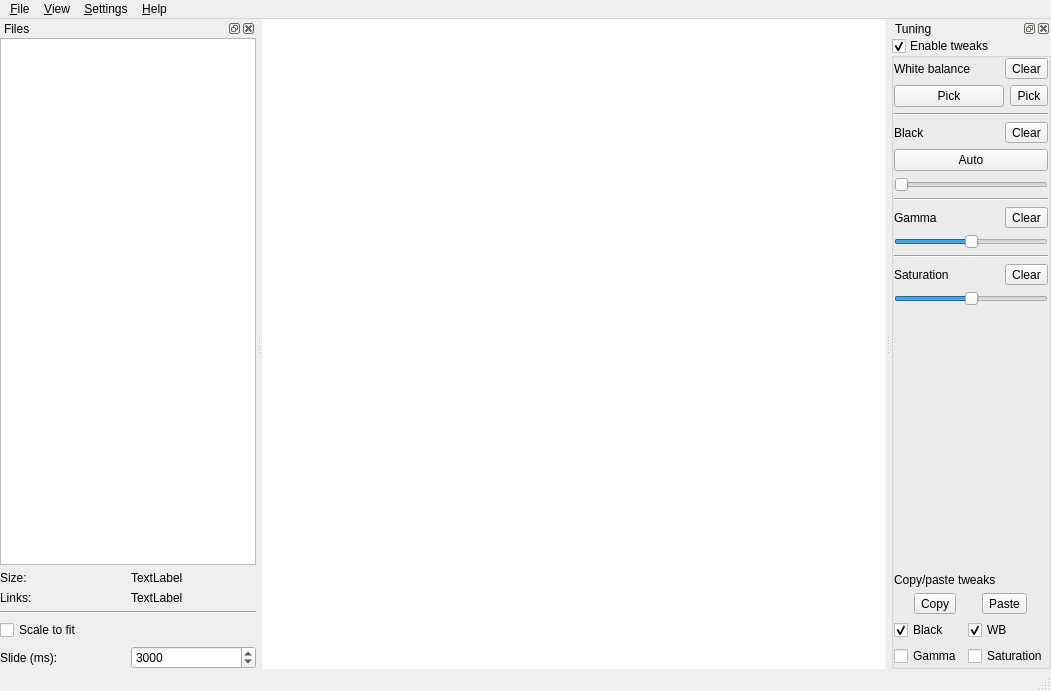
Qt form src/mainwindow.ui (bernds/equiv) before a commit.
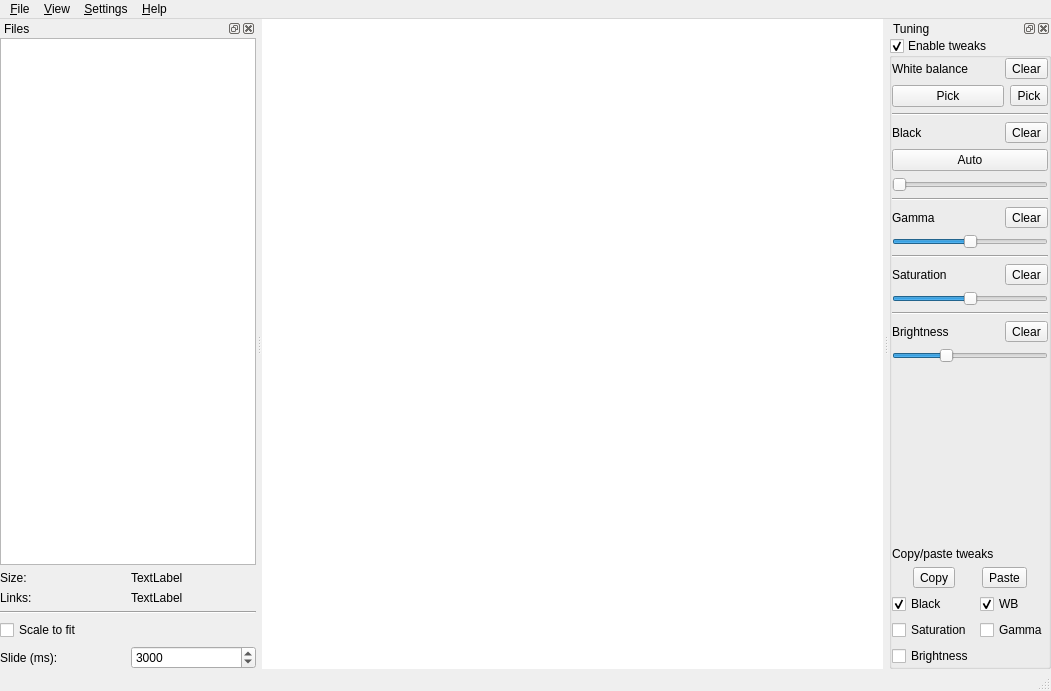
The same form after that commit. Icons and pictures are not drawn. Custom widgets are drawn as their Qt base class.

Commit message: Add brightness slider

```diff
--- a/src/mainwindow.ui
+++ b/src/mainwindow.ui
@@ -376,6 +376,62 @@
           </property>
          </widget>
         </item>
+        <item>
+         <widget class="Line" name="line_5">
+          <property name="orientation">
+           <enum>Qt::Horizontal</enum>
+          </property>
+         </widget>
+        </item>
+        <item>
+         <widget class="QWidget" name="widget_10" native="true">
+          <layout class="QHBoxLayout" name="horizontalLayout_12">
+           <property name="leftMargin">
+            <number>0</number>
+           </property>
+           <property name="topMargin">
+            <number>0</number>
+           </property>
+           <property name="rightMargin">
+            <number>0</number>
+           </property>
+           <property name="bottomMargin">
+            <number>0</number>
+           </property>
+           <item>
+            <widget class="QLabel" name="label_10">
+             <property name="text">
+              <string>Brightness</string>
+             </property>
+            </widget>
+           </item>
+           <item>
+            <widget class="QToolButton" name="brightClearButton">
+             <property name="text">
+              <string>Clear</string>
+             </property>
+             <property name="icon">
+              <iconset resource="equiv.qrc">
+               <normaloff>:/newPrefix/icons/Edit-undo.svg</normaloff>:/newPrefix/icons/Edit-undo.svg</iconset>
+             </property>
+            </widget>
+           </item>
+          </layout>
+         </widget>
+        </item>
+        <item>
+         <widget class="QSlider" name="brightSlider">
+          <property name="minimum">
+           <number>-100</number>
+          </property>
+          <property name="maximum">
+           <number>200</number>
+          </property>
+          <property name="orientation">
+           <enum>Qt::Horizontal</enum>
+          </property>
+         </widget>
+        </item>
         <item>
          <spacer name="verticalSpacer">
           <property name="orientation">
@@ -446,6 +502,16 @@
            <property name="bottomMargin">
             <number>0</number>
            </property>
+           <item row="0" column="0">
+            <widget class="QCheckBox" name="pasteBCheckBox">
+             <property name="text">
+              <string>Black</string>
+             </property>
+             <property name="checked">
+              <bool>true</bool>
+             </property>
+            </widget>
+           </item>
            <item row="0" column="1">
             <widget class="QCheckBox" name="pasteWBCheckBox">
              <property name="text">
@@ -456,30 +522,27 @@
              </property>
             </widget>
            </item>
+           <item row="3" column="0">
+            <widget class="QCheckBox" name="pasteBriteCheckBox">
+             <property name="text">
+              <string>Brightness</string>
+             </property>
+            </widget>
+           </item>
            <item row="1" column="1">
-            <widget class="QCheckBox" name="pasteSCheckBox">
-             <property name="text">
-              <string>Saturation</string>
-             </property>
-            </widget>
-           </item>
-           <item row="0" column="0">
-            <widget class="QCheckBox" name="pasteBCheckBox">
-             <property name="text">
-              <string>Black</string>
-             </property>
-             <property name="checked">
-              <bool>true</bool>
-             </property>
-            </widget>
-           </item>
-           <item row="1" column="0">
             <widget class="QCheckBox" name="pasteGCheckBox">
              <property name="text">
               <string>Gamma</string>
              </property>
             </widget>
            </item>
+           <item row="1" column="0">
+            <widget class="QCheckBox" name="pasteSCheckBox">
+             <property name="text">
+              <string>Saturation</string>
+             </property>
+            </widget>
+           </item>
           </layout>
          </widget>
         </item>
```
The commit also changes 4 other files.
